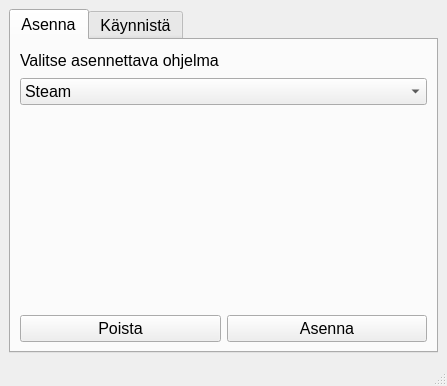
LuuppiChan/opinsys-install-script, file main.ui: the form before one commit.
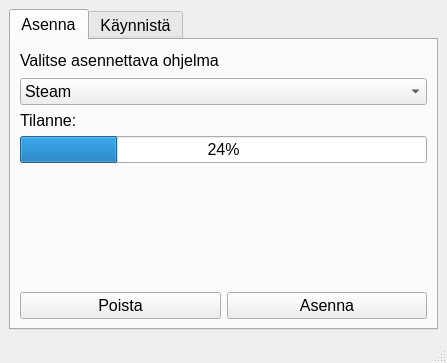
The form after the commit.

Diff of the .ui file:
```diff
--- a/main.ui
+++ b/main.ui
@@ -7,7 +7,7 @@
     <x>0</x>
     <y>0</y>
     <width>439</width>
-    <height>386</height>
+    <height>363</height>
    </rect>
   </property>
   <property name="font">
@@ -86,6 +86,20 @@
           </item>
          </widget>
         </item>
+        <item>
+         <widget class="QLabel" name="label_tilanne">
+          <property name="text">
+           <string>Tilanne: </string>
+          </property>
+         </widget>
+        </item>
+        <item>
+         <widget class="QProgressBar" name="progressBar">
+          <property name="value">
+           <number>24</number>
+          </property>
+         </widget>
+        </item>
         <item>
          <spacer name="verticalSpacer">
           <property name="orientation">
```
